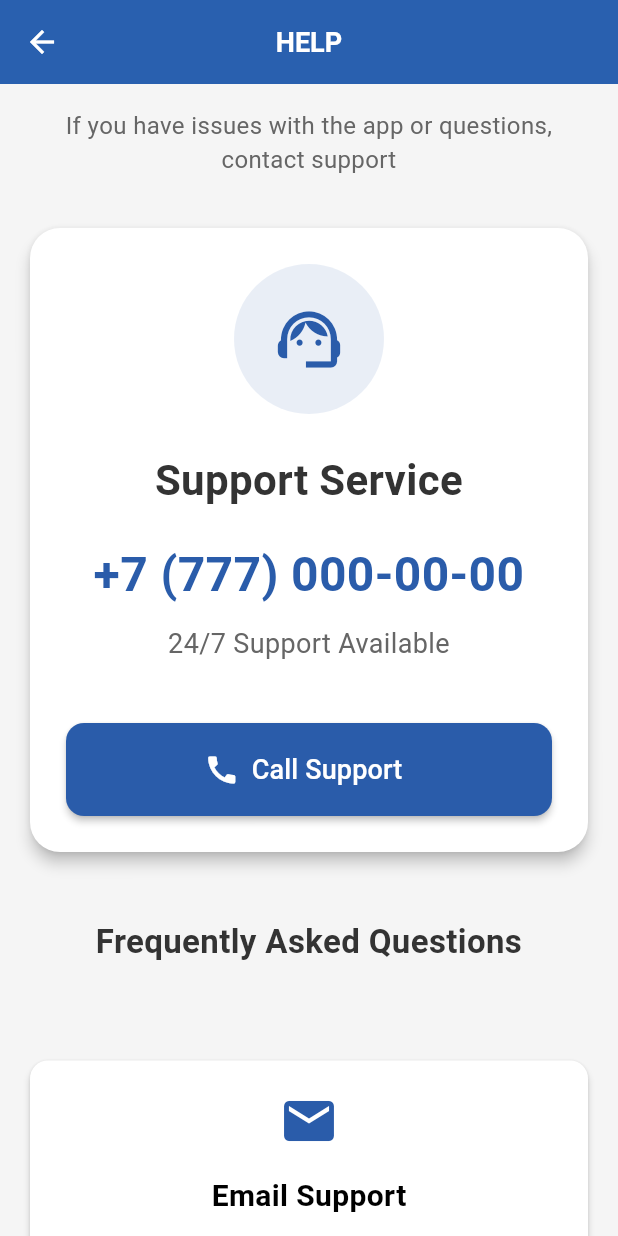
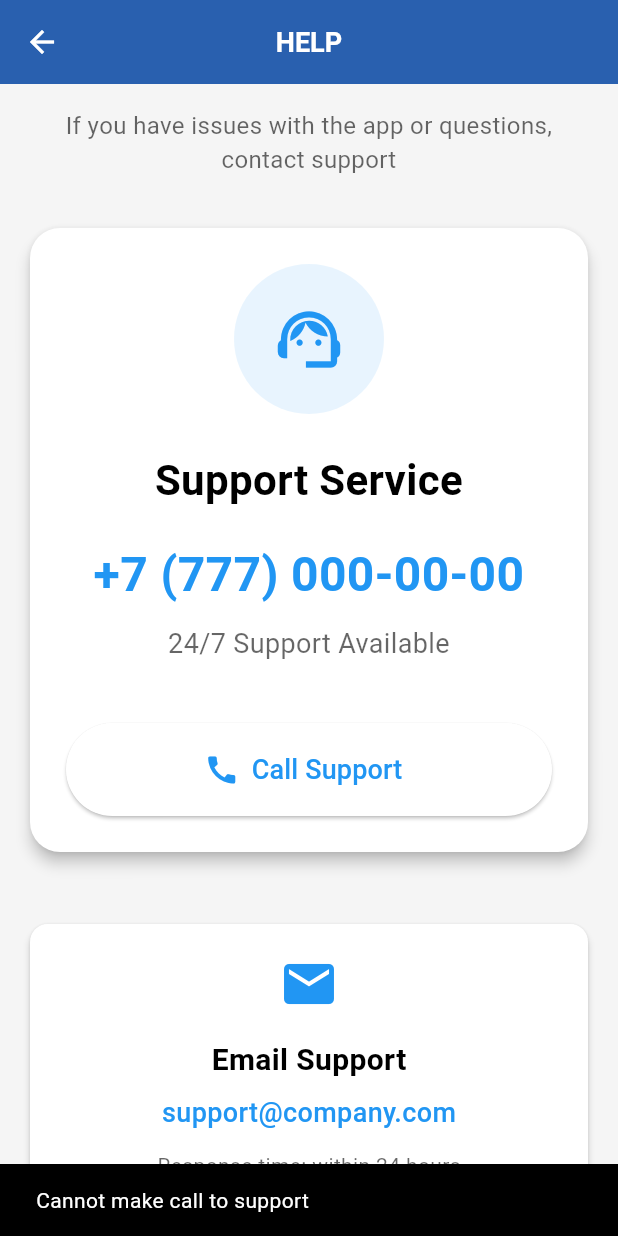
Before and after one commit to DidarTito/corporate_app, a Flutter app: the HelpScreen screen opened directly, after a tap on "Call Support", on a phone screen of 412 x 824 dp. Run offline on Flutter 3.47's test engine with Material 3 defaults, Android fonts, the phone set to English and light mode, and no system bars.

Commit message:
help screen updated: theme integration and mounted check fix

```diff
--- a/lib/screens/help_screen.dart
+++ b/lib/screens/help_screen.dart
@@ -1,29 +1,28 @@
 import 'package:flutter/material.dart';
 import 'package:url_launcher/url_launcher.dart';
 import '../widgets/custom_app_bar.dart';
-import '../utils/constants.dart';
 
 class HelpScreen extends StatelessWidget {
   const HelpScreen({super.key});
 
-  Future<void> _callSupport() async {
+  Future<void> _callSupport(BuildContext context) async {
     final Uri url = Uri.parse('tel:+77770000000');
     if (await canLaunchUrl(url)) {
       await launchUrl(url);
     } else {
-      ScaffoldMessenger.of(GlobalKey<ScaffoldMessengerState>()
-          .currentState!
-          .context)
-          .showSnackBar(
-        const SnackBar(
-          content: Text('Cannot make call to support'),
-        ),
-      );
+      if (context.mounted) {
+        ScaffoldMessenger.of(context).showSnackBar(
+          const SnackBar(
+            content: Text('Cannot make call to support'),
+          ),
+        );
+      }
     }
   }
 
   @override
   Widget build(BuildContext context) {
+    final theme = Theme.of(context);
     return Scaffold(
       appBar: const CustomAppBar(
         title: 'HELP',
@@ -34,11 +33,11 @@ class HelpScreen extends StatelessWidget {
         child: Column(
           crossAxisAlignment: CrossAxisAlignment.stretch,
           children: [
-            const Text(
+            Text(
               'If you have issues with the app or questions, contact support',
               style: TextStyle(
                 fontSize: 16,
-                color: AppColors.textSecondary,
+                color: theme.colorScheme.onSurface.withOpacity(0.6),
               ),
               textAlign: TextAlign.center,
             ),
@@ -59,46 +58,46 @@ class HelpScreen extends StatelessWidget {
                       width: 100,
                       height: 100,
                       decoration: BoxDecoration(
-                        color: AppColors.primaryBlue.withOpacity(0.1),
+                        color: theme.colorScheme.primary.withOpacity(0.1),
                         borderRadius: BorderRadius.circular(50),
                       ),
-                      child: const Icon(
+                      child: Icon(
                         Icons.support_agent,
                         size: 50,
-                        color: AppColors.primaryBlue,
+                        color: theme.colorScheme.primary,
                       ),
                     ),
                     const SizedBox(height: 24),
 
                     // Support service right (big)
-                    const Text(
+                    Text(
                       'Support Service',
                       style: TextStyle(
                         fontSize: 28, // HUGE
                         fontWeight: FontWeight.bold,
-                        color: AppColors.textPrimary,
+                        color: theme.colorScheme.onSurface,
                       ),
                       textAlign: TextAlign.center,
                     ),
                     const SizedBox(height: 20),
 
                     // Number bottom (big)
-                    const Text(
+                    Text(
                       '+7 (777) 000-00-00',
                       style: TextStyle(
                         fontSize: 32, // HUGE
                         fontWeight: FontWeight.bold,
-                        color: AppColors.primaryBlue,
+                        color: theme.colorScheme.primary,
                       ),
                       textAlign: TextAlign.center,
                     ),
                     const SizedBox(height: 10),
 
-                    const Text(
+                    Text(
                       '24/7 Support Available',
                       style: TextStyle(
                         fontSize: 18, // Big
-                        color: AppColors.textSecondary,
+                        color: theme.colorScheme.onSurface.withOpacity(0.6),
                       ),
                       textAlign: TextAlign.center,
                     ),
@@ -108,7 +107,7 @@ class HelpScreen extends StatelessWidget {
                     SizedBox(
                       width: double.infinity,
                       child: ElevatedButton.icon(
-                        onPressed: _callSupport,
+                        onPressed: () => _callSupport(context),
                         icon: const Icon(Icons.call, size: 24),
                         label: const Padding(
                           padding: EdgeInsets.symmetric(vertical: 18),
@@ -117,33 +116,12 @@ class HelpScreen extends StatelessWidget {
                             style: TextStyle(fontSize: 18),
                           ),
                         ),
-                        style: ElevatedButton.styleFrom(
-                          backgroundColor: AppColors.primaryBlue,
-                          foregroundColor: Colors.white,
-                          shape: RoundedRectangleBorder(
-                            borderRadius: BorderRadius.circular(12),
-                          ),
-                          elevation: 2,
-                        ),
                       ),
                     ),
                   ],
                 ),
               ),
             ),
-            const SizedBox(height: 40),
-
-            // FAQ Section
-            const Text(
-              'Frequently Asked Questions',
-              style: TextStyle(
-                fontSize: 22,
-                fontWeight: FontWeight.bold,
-                color: AppColors.textPrimary,
-              ),
-              textAlign: TextAlign.center,
-            ),
-            const SizedBox(height: 20),
 
             // Contact email section
             const SizedBox(height: 40),
@@ -156,34 +134,35 @@ class HelpScreen extends StatelessWidget {
                 padding: const EdgeInsets.all(20),
                 child: Column(
                   children: [
-                    const Icon(
+                    Icon(
                       Icons.email,
                       size: 40,
-                      color: AppColors.primaryBlue,
+                      color: theme.colorScheme.primary,
                     ),
                     const SizedBox(height: 16),
-                    const Text(
+                    Text(
                       'Email Support',
                       style: TextStyle(
                         fontSize: 20,
                         fontWeight: FontWeight.w600,
+                        color: theme.colorScheme.onSurface,
                       ),
                     ),
                     const SizedBox(height: 8),
-                    const Text(
+                    Text(
                       'support@company.com',
                       style: TextStyle(
                         fontSize: 18,
-                        color: AppColors.primaryBlue,
+                        color: theme.colorScheme.primary,
                         fontWeight: FontWeight.w500,
                       ),
                     ),
                     const SizedBox(height: 12),
-                    const Text(
+                    Text(
                       'Response time: within 24 hours',
                       style: TextStyle(
                         fontSize: 14,
-                        color: AppColors.textSecondary,
+                        color: theme.colorScheme.onSurface.withOpacity(0.6),
                       ),
                     ),
                     const SizedBox(height: 20),
```
